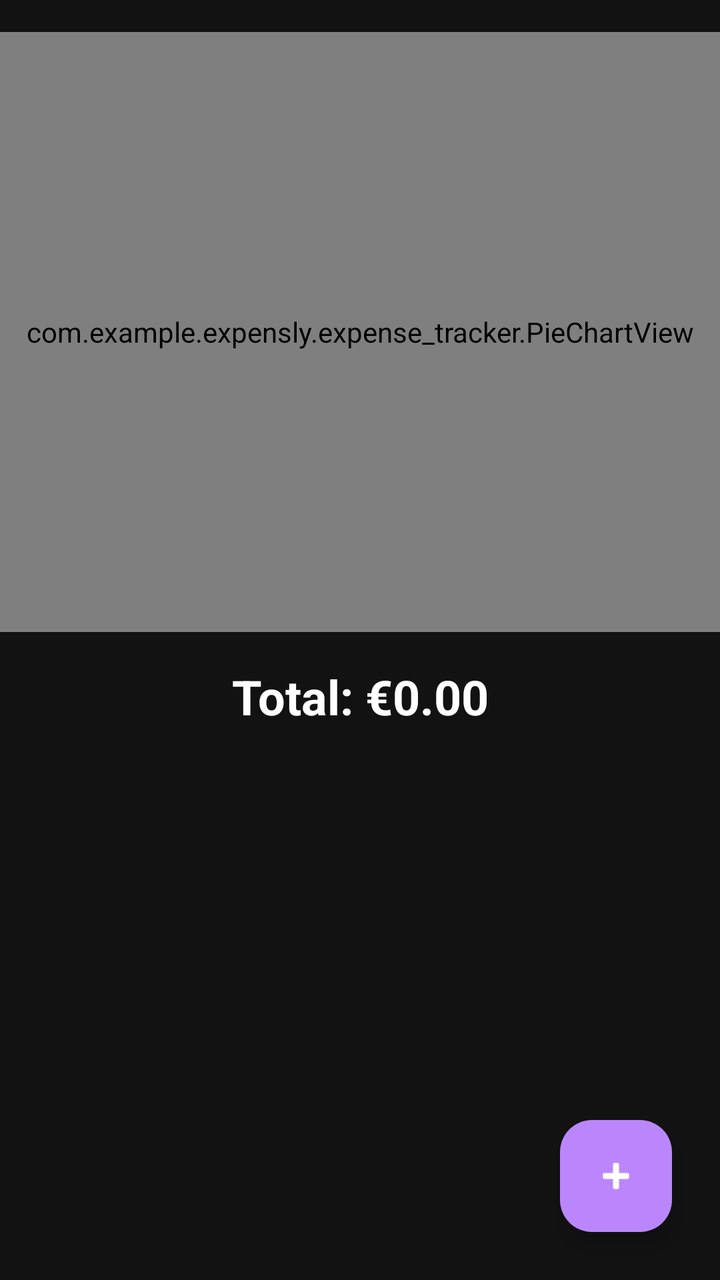
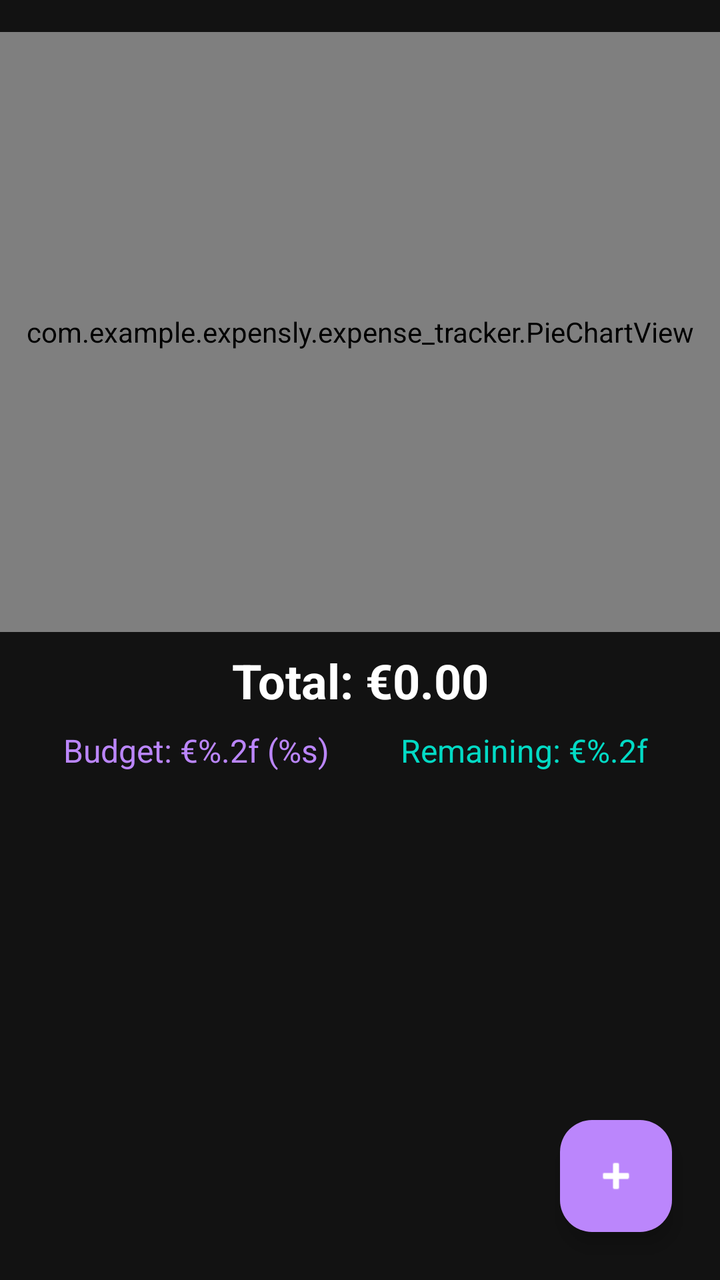

An Android layout rendered at two revisions. The XML below is the earlier revision; the diff shows what the commit changed to produce the second picture.
<!-- AndroidManifest.xml: application theme Theme.Expensly -->
<!-- res/layout/activity_main.xml -->
<?xml version="1.0" encoding="utf-8"?>

<androidx.coordinatorlayout.widget.CoordinatorLayout
    xmlns:android="http://schemas.android.com/apk/res/android"
    xmlns:app="http://schemas.android.com/apk/res-auto"
    xmlns:tools="http://schemas.android.com/tools"
    android:layout_width="match_parent"
    android:layout_height="match_parent"
    android:background="#121212"
    tools:context=".expense_tracker.MainActivity">

    <LinearLayout
        android:layout_width="match_parent"
        android:layout_height="match_parent"
        android:orientation="vertical">

        
        <com.example.expensly.expense_tracker.PieChartView
            android:id="@+id/pieChartView"
            android:layout_width="match_parent"
            android:layout_height="300dp"
            android:layout_marginTop="16dp" />

        
        <TextView
            android:id="@+id/tvTotalAmount"
            android:layout_width="match_parent"
            android:layout_height="wrap_content"
            android:gravity="center"
            android:padding="16dp"
            android:text="Total: €0.00"
            android:textColor="#FFFFFF"
            android:textSize="24sp"
            android:textStyle="bold" />

        <FrameLayout
            android:layout_width="match_parent"
            android:layout_height="0dp"
            android:layout_weight="1">

            
            <androidx.recyclerview.widget.RecyclerView
                android:id="@+id/recyclerView"
                android:layout_width="match_parent"
                android:layout_height="match_parent"
                android:padding="8dp"
                android:clipToPadding="false" />

            
            <TextView
                android:id="@+id/tvEmptyState"
                android:layout_width="wrap_content"
                android:layout_height="wrap_content"
                android:layout_gravity="center"
                android:text="No expenses yet.\nTap + to add one!"
                android:gravity="center"
                android:textColor="#888888"
                android:visibility="gone" />

        </FrameLayout>

    </LinearLayout>

    
    <com.google.android.material.floatingactionbutton.FloatingActionButton
        android:id="@+id/fabAddExpense"
        android:layout_width="wrap_content"
        android:layout_height="wrap_content"
        android:layout_gravity="bottom|end"
        android:layout_margin="24dp"
        app:srcCompat="@android:drawable/ic_input_add"
        app:tint="#FFFFFF"
        app:backgroundTint="#BB86FC" />

</androidx.coordinatorlayout.widget.CoordinatorLayout>
<!-- resources referenced by this layout -->
<resources>
  <style name="Theme.Expensly" parent="Base.Theme.Expensly" />
  <style name="Base.Theme.Expensly" parent="Theme.Material3.DayNight.NoActionBar">
          
          
      </style>
</resources>

<!-- the commit's change to res/layout/activity_main.xml (unified diff, before → after) -->
@@ -27,11 +27,42 @@
             android:layout_width="match_parent"
             android:layout_height="wrap_content"
             android:gravity="center"
-            android:padding="16dp"
+            android:padding="8dp"
             android:text="Total: €0.00"
             android:textColor="#FFFFFF"
             android:textSize="24sp"
             android:textStyle="bold" />
+
+        
+        <LinearLayout
+            android:layout_width="match_parent"
+            android:layout_height="wrap_content"
+            android:orientation="horizontal"
+            android:paddingBottom="16dp"
+            android:paddingLeft="16dp"
+            android:paddingRight="16dp">
+
+            <TextView
+                android:id="@+id/tvBudget"
+                android:layout_width="0dp"
+                android:layout_height="wrap_content"
+                android:layout_weight="1"
+                android:gravity="center"
+                android:text="@string/budget_label"
+                android:textColor="#BB86FC"
+                android:textSize="16sp" />
+
+            <TextView
+                android:id="@+id/tvSavings"
+                android:layout_width="0dp"
+                android:layout_height="wrap_content"
+                android:layout_weight="1"
+                android:gravity="center"
+                android:text="@string/savings_label"
+                android:textColor="#03DAC5"
+                android:textSize="16sp" />
+
+        </LinearLayout>
 
         <FrameLayout
             android:layout_width="match_parent"
<!-- resource entries referenced after the edit -->
@@ -1,5 +1,7 @@
 <!-- resources referenced by this layout -->
 <resources>
+  <string name="budget_label">Budget: €%.2f (%s)</string>
+  <string name="savings_label">Remaining: €%.2f</string>
   <style name="Theme.Expensly" parent="Base.Theme.Expensly" />
   <style name="Base.Theme.Expensly" parent="Theme.Material3.DayNight.NoActionBar">
           
